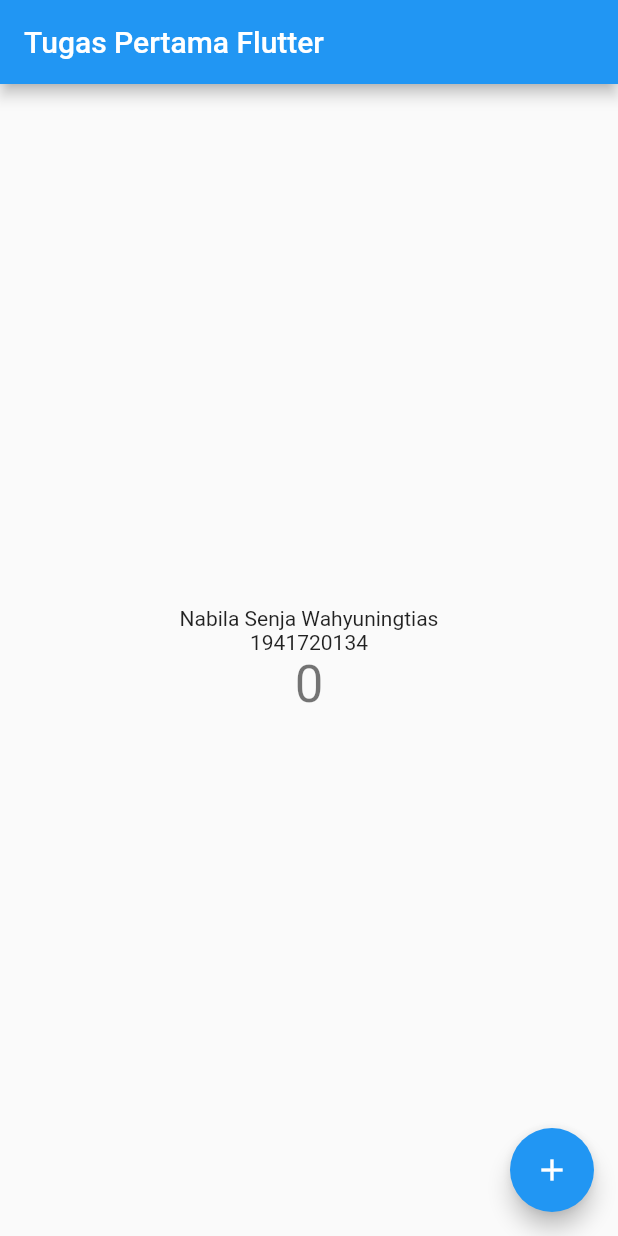
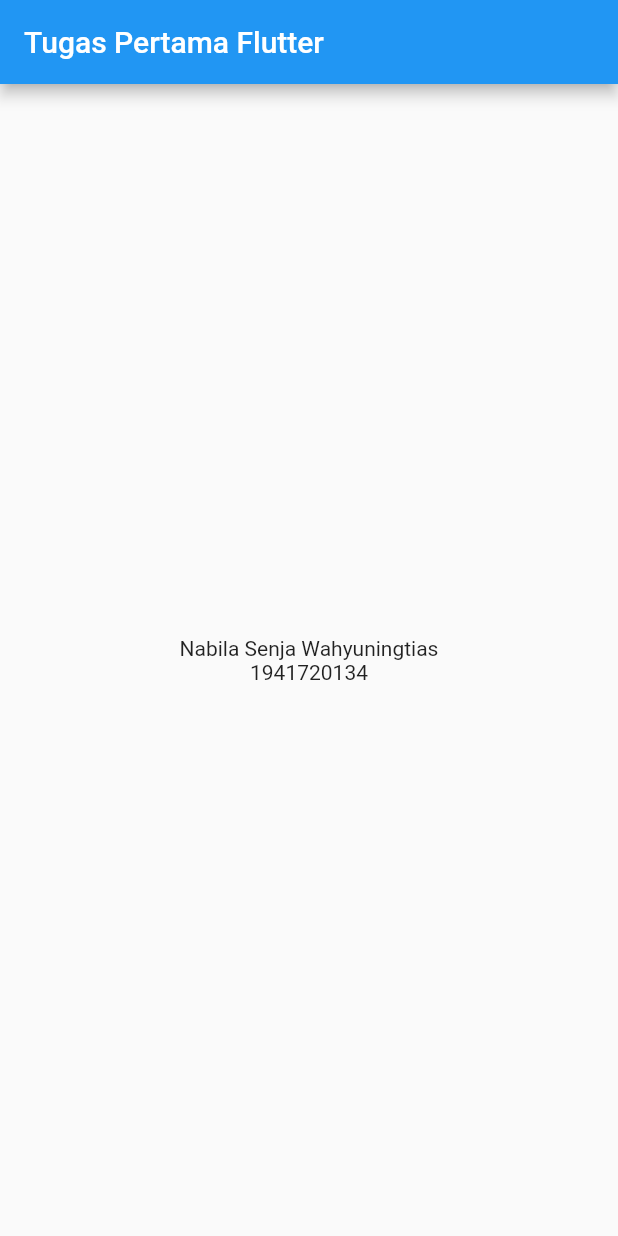
Before and after one commit to nsenja/polinema_mobile_flutter_hello, a Flutter app: the screen it shows after launch, on a phone screen of 412 x 824 dp. Run offline on Flutter 3.47's test engine with Material 2 defaults, Android fonts, the phone set to English and light mode, and no system bars.

Commit message:
tugas 1 done

```diff
--- a/lib/main.dart
+++ b/lib/main.dart
@@ -94,25 +94,21 @@ class _MyHomePageState extends State<MyHomePage> {
           // axis because Columns are vertical (the cross axis would be
           // horizontal).
           mainAxisAlignment: MainAxisAlignment.center,
-          children: <Widget>[
-            const Text(
+          children: const <Widget>[
+            Text(
               'Nabila Senja Wahyuningtias',
             ),
-            const Text(
+            Text(
               '1941720134',
-            ),
-            Text(
-              '$_counter',
-              style: Theme.of(context).textTheme.headline4,
             ),
           ],
         ),
       ),
-      floatingActionButton: FloatingActionButton(
-        onPressed: _incrementCounter,
-        tooltip: 'Increment',
-        child: const Icon(Icons.add),
-      ), // This trailing comma makes auto-formatting nicer for build methods.
+      // floatingActionButton: FloatingActionButton(
+      //   onPressed: _incrementCounter,
+      //   tooltip: 'Increment',
+      //   child: const Icon(Icons.add),
+      // ), // This trailing comma makes auto-formatting nicer for build methods.
     );
   }
 }
```
